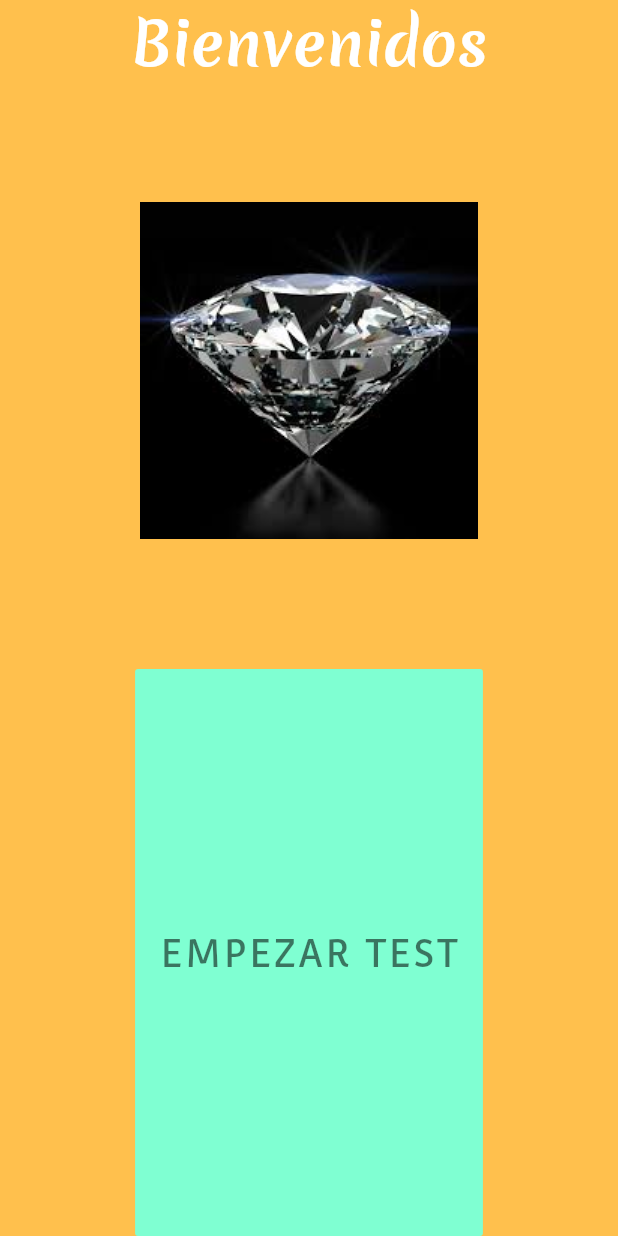
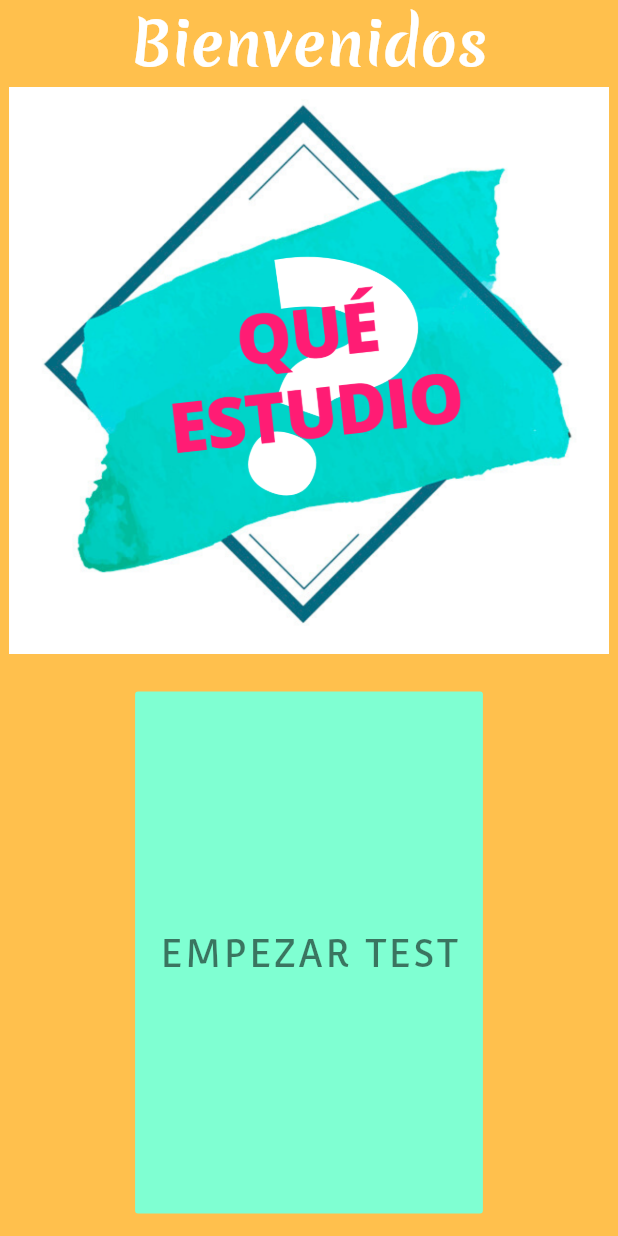
Before and after one commit to GabyG21/QueEstudiar, a Flutter app: the screen it shows after launch, on a phone screen of 412 x 824 dp. Run offline on Flutter 3.47's test engine with Material 2 defaults, Android fonts, the phone set to English and light mode, and no system bars; missing offline and left inert: fuzzylogic.

Commit message:
connection to firebase succefull, add 2 libraries to firebase connection

```diff
--- a/lib/screen_home.dart
+++ b/lib/screen_home.dart
@@ -22,12 +22,14 @@ class HomePage extends StatelessWidget {
               height: 10.0,
             ),*/
             Expanded(
-              child: Image.asset('images/diamond.jpg'),
+              child: Image.asset('images/que_estudio.png'),
             ),
             SizedBox(
               height: 10.0,
             ),
             Expanded(
+              child: Padding(
+                padding: EdgeInsets.all(15.0),
               child: FlatButton(
                 onPressed: () {
                   Navigator.push(
@@ -48,7 +50,7 @@ class HomePage extends StatelessWidget {
                 color: Color.fromRGBO(127, 255, 210, 1.0),
               ),
             ),
-          ],
+            ),],
         ),
       ),
     );
--- a/pubspec.yaml
+++ b/pubspec.yaml
@@ -19,6 +19,8 @@ environment:
 dependencies:
   flutter:
     sdk: flutter
+  firebase_core: ^0.2.5  # add dependency for Firebase Core
+
 
   # The following adds the Cupertino Icons font to your application.
   # Use with the CupertinoIcons class for iOS style icons.
@@ -43,7 +45,7 @@ flutter:
 
   # To add assets to your application, add an assets section, like this:
   assets:
-    - images/diamond.jpg
+    - images/que_estudio.png
 
   fonts:
     - family: Merienda
```
Also changed, not shown: images/que_estudio.png (added), pubspec.lock, 3 other files.
